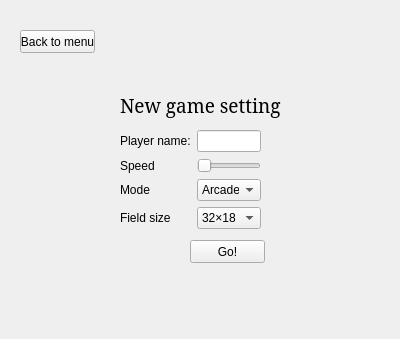
fostfox/snake_game, file code/wgt_pages/page_configuration.ui: the form before one commit.
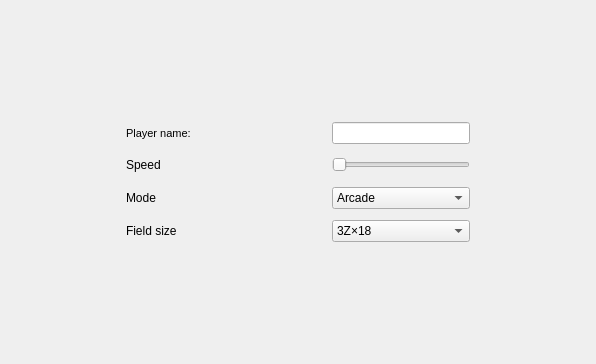
The form after the commit.

Commit message: Finished two pages.

```diff
--- a/code/wgt_pages/page_configuration.ui
+++ b/code/wgt_pages/page_configuration.ui
@@ -6,73 +6,174 @@
    <rect>
     <x>0</x>
     <y>0</y>
-    <width>400</width>
-    <height>339</height>
+    <width>596</width>
+    <height>364</height>
    </rect>
   </property>
   <property name="windowTitle">
    <string>Form</string>
   </property>
-  <widget class="QLabel" name="label">
-   <property name="geometry">
-    <rect>
-     <x>120</x>
-     <y>90</y>
-     <width>161</width>
-     <height>31</height>
-    </rect>
-   </property>
+  <property name="styleSheet">
+   <string notr="true"/>
+  </property>
+  <layout class="QGridLayout" name="gridLayout">
+   <item row="0" column="0">
+    <layout class="QVBoxLayout" name="verticalLayout_2" stretch="3,4,8,4,3">
+     <item>
+      <layout class="QHBoxLayout" name="horizontalLayout_6" stretch="2,7">
+       <item>
+        <widget class="QPushButton" name="pushButton_menu">
+         <property name="sizePolicy">
+          <sizepolicy hsizetype="Minimum" vsizetype="Minimum">
+           <horstretch>0</horstretch>
+           <verstretch>0</verstretch>
+          </sizepolicy>
+         </property>
+         <property name="iconSize">
+          <size>
+           <width>100</width>
+           <height>40</height>
+          </size>
+         </property>
+         <property name="flat">
+          <bool>true</bool>
+         </property>
+        </widget>
+       </item>
+       <item>
+        <spacer name="horizontalSpacer_5">
+         <property name="orientation">
+          <enum>Qt::Horizontal</enum>
+         </property>
+         <property name="sizeHint" stdset="0">
+          <size>
+           <width>40</width>
+           <height>20</height>
+          </size>
+         </property>
+        </spacer>
+       </item>
+      </layout>
+     </item>
+     <item>
+      <spacer name="verticalSpacer_2">
+       <property name="orientation">
+        <enum>Qt::Vertical</enum>
+       </property>
+       <property name="sizeHint" stdset="0">
+        <size>
+         <width>20</width>
+         <height>40</height>
+        </size>
+       </property>
+      </spacer>
+     </item>
+     <item>
+      <layout class="QHBoxLayout" name="horizontalLayout_7" stretch="1,3,1">
+       <item>
+        <spacer name="horizontalSpacer_8">
+         <property name="orientation">
+          <enum>Qt::Horizontal</enum>
+         </property>
+         <property name="sizeHint" stdset="0">
+          <size>
+           <width>40</width>
+           <height>20</height>
+          </size>
+         </property>
+        </spacer>
+       </item>
+       <item>
+        <layout class="QVBoxLayout" name="verticalLayout" stretch="3,1,3,1,3,1,3">
+         <property name="spacing">
+          <number>0</number>
+         </property>
+         <item>
+          <layout class="QHBoxLayout" name="horizontalLayout" stretch="2,1,2">
+           <item>
+            <widget class="QLabel" name="Player_name">
    <property name="font">
     <font>
-     <family>MS Serif</family>
-     <pointsize>14</pointsize>
-    </font>
-   </property>
-   <property name="text">
-    <string>New game settings</string>
-   </property>
-  </widget>
-  <widget class="QPushButton" name="pushButton_menu">
-   <property name="geometry">
-    <rect>
-     <x>20</x>
-     <y>30</y>
-     <width>75</width>
-     <height>23</height>
-    </rect>
-   </property>
-   <property name="text">
-    <string>Back to menu</string>
-   </property>
-  </widget>
-  <widget class="QWidget" name="formLayoutWidget">
-   <property name="geometry">
-    <rect>
-     <x>120</x>
-     <y>130</y>
-     <width>141</width>
-     <height>102</height>
-    </rect>
-   </property>
-   <layout class="QFormLayout" name="formLayout">
-    <item row="0" column="0">
-     <widget class="QLabel" name="label_2">
+               <pointsize>8</pointsize>
+              </font>
+             </property>
+             <property name="frameShape">
+              <enum>QFrame::NoFrame</enum>
+             </property>
+             <property name="lineWidth">
+              <number>1</number>
+             </property>
+             <property name="midLineWidth">
+              <number>0</number>
+             </property>
       <property name="text">
        <string>Player name:</string>
       </property>
-     </widget>
-    </item>
-    <item row="0" column="1">
+             <property name="textFormat">
+              <enum>Qt::AutoText</enum>
+             </property>
+             <property name="scaledContents">
+              <bool>false</bool>
+             </property>
+             <property name="indent">
+              <number>-1</number>
+             </property>
+            </widget>
+           </item>
+           <item>
+            <spacer name="horizontalSpacer">
+             <property name="orientation">
+              <enum>Qt::Horizontal</enum>
+             </property>
+             <property name="sizeHint" stdset="0">
+              <size>
+               <width>40</width>
+               <height>20</height>
+              </size>
+             </property>
+            </spacer>
+           </item>
+           <item>
      <widget class="QLineEdit" name="lineEdit_playerName"/>
     </item>
-    <item row="1" column="0">
-     <widget class="QLabel" name="label_3">
+          </layout>
+         </item>
+         <item>
+          <spacer name="verticalSpacer_3">
+           <property name="orientation">
+            <enum>Qt::Vertical</enum>
+           </property>
+           <property name="sizeHint" stdset="0">
+            <size>
+             <width>20</width>
+             <height>40</height>
+            </size>
+           </property>
+          </spacer>
+         </item>
+         <item>
+          <layout class="QHBoxLayout" name="horizontalLayout_2" stretch="2,1,2">
+           <item>
+            <widget class="QLabel" name="Speed">
       <property name="text">
        <string>Speed</string>
       </property>
      </widget>
     </item>
-    <item row="1" column="1">
+           <item>
+            <spacer name="horizontalSpacer_2">
+             <property name="orientation">
+              <enum>Qt::Horizontal</enum>
+             </property>
+             <property name="sizeHint" stdset="0">
+              <size>
+               <width>40</width>
+               <height>20</height>
+              </size>
+             </property>
+            </spacer>
+           </item>
+           <item>
      <widget class="QSlider" name="hSlider_speed">
       <property name="minimum">
        <number>6</number>
@@ -88,15 +189,51 @@
       </property>
      </widget>
     </item>
-    <item row="2" column="0">
-     <widget class="QLabel" name="label_5">
+          </layout>
+         </item>
+         <item>
+          <spacer name="verticalSpacer_4">
+           <property name="orientation">
+            <enum>Qt::Vertical</enum>
+           </property>
+           <property name="sizeHint" stdset="0">
+            <size>
+             <width>20</width>
+             <height>40</height>
+            </size>
+           </property>
+          </spacer>
+         </item>
+         <item>
+          <layout class="QHBoxLayout" name="horizontalLayout_3" stretch="2,1,2">
+           <item>
+            <widget class="QLabel" name="Mode">
       <property name="text">
        <string>Mode</string>
       </property>
      </widget>
     </item>
-    <item row="2" column="1">
+           <item>
+            <spacer name="horizontalSpacer_3">
+             <property name="orientation">
+              <enum>Qt::Horizontal</enum>
+             </property>
+             <property name="sizeHint" stdset="0">
+              <size>
+               <width>40</width>
+               <height>20</height>
+              </size>
+             </property>
+            </spacer>
+           </item>
+           <item>
      <widget class="QComboBox" name="comboBox_gameMode">
+             <property name="sizePolicy">
+              <sizepolicy hsizetype="Preferred" vsizetype="Fixed">
+               <horstretch>0</horstretch>
+               <verstretch>0</verstretch>
+              </sizepolicy>
+             </property>
       <item>
        <property name="text">
         <string>Arcade</string>
@@ -109,18 +246,54 @@
       </item>
      </widget>
     </item>
-    <item row="3" column="0">
-     <widget class="QLabel" name="label_4">
+          </layout>
+         </item>
+         <item>
+          <spacer name="verticalSpacer_5">
+           <property name="orientation">
+            <enum>Qt::Vertical</enum>
+           </property>
+           <property name="sizeHint" stdset="0">
+            <size>
+             <width>20</width>
+             <height>40</height>
+            </size>
+           </property>
+          </spacer>
+         </item>
+         <item>
+          <layout class="QHBoxLayout" name="horizontalLayout_4" stretch="2,1,2">
+           <item>
+            <widget class="QLabel" name="Field_Size">
       <property name="text">
        <string>Field size</string>
       </property>
      </widget>
     </item>
-    <item row="3" column="1">
+           <item>
+            <spacer name="horizontalSpacer_4">
+             <property name="orientation">
+              <enum>Qt::Horizontal</enum>
+             </property>
+             <property name="sizeHint" stdset="0">
+              <size>
+               <width>40</width>
+               <height>20</height>
+              </size>
+             </property>
+            </spacer>
+           </item>
+           <item>
      <widget class="QComboBox" name="comboBox_fieldSize">
+             <property name="sizePolicy">
+              <sizepolicy hsizetype="Preferred" vsizetype="Fixed">
+               <horstretch>0</horstretch>
+               <verstretch>0</verstretch>
+              </sizepolicy>
+             </property>
       <item>
        <property name="text">
-        <string>32×18</string>
+               <string>3Z×18</string>
        </property>
       </item>
       <item>
@@ -136,20 +309,89 @@
      </widget>
     </item>
    </layout>
-  </widget>
+         </item>
+        </layout>
+       </item>
+       <item>
+        <spacer name="horizontalSpacer_9">
+         <property name="orientation">
+          <enum>Qt::Horizontal</enum>
+         </property>
+         <property name="sizeHint" stdset="0">
+          <size>
+           <width>40</width>
+           <height>20</height>
+          </size>
+         </property>
+        </spacer>
+       </item>
+      </layout>
+     </item>
+     <item>
+      <spacer name="verticalSpacer">
+       <property name="orientation">
+        <enum>Qt::Vertical</enum>
+       </property>
+       <property name="sizeHint" stdset="0">
+        <size>
+         <width>20</width>
+         <height>40</height>
+        </size>
+       </property>
+      </spacer>
+     </item>
+     <item>
+      <layout class="QHBoxLayout" name="horizontalLayout_5" stretch="10,6,10">
+       <item>
+        <spacer name="horizontalSpacer_6">
+         <property name="orientation">
+          <enum>Qt::Horizontal</enum>
+         </property>
+         <property name="sizeHint" stdset="0">
+          <size>
+           <width>40</width>
+           <height>20</height>
+          </size>
+         </property>
+        </spacer>
+       </item>
+       <item>
   <widget class="QPushButton" name="pushButton_startGame">
-   <property name="geometry">
-    <rect>
-     <x>190</x>
-     <y>240</y>
-     <width>75</width>
-     <height>23</height>
-    </rect>
-   </property>
-   <property name="text">
-    <string>Go!</string>
-   </property>
-  </widget>
+         <property name="sizePolicy">
+          <sizepolicy hsizetype="Minimum" vsizetype="Minimum">
+           <horstretch>0</horstretch>
+           <verstretch>0</verstretch>
+          </sizepolicy>
+         </property>
+         <property name="iconSize">
+          <size>
+           <width>100</width>
+           <height>40</height>
+          </size>
+         </property>
+         <property name="flat">
+          <bool>true</bool>
+         </property>
+        </widget>
+       </item>
+       <item>
+        <spacer name="horizontalSpacer_7">
+         <property name="orientation">
+          <enum>Qt::Horizontal</enum>
+         </property>
+         <property name="sizeHint" stdset="0">
+          <size>
+           <width>40</width>
+           <height>20</height>
+          </size>
+         </property>
+        </spacer>
+       </item>
+      </layout>
+     </item>
+    </layout>
+   </item>
+  </layout>
  </widget>
  <resources/>
  <connections/>
```
Left out of the diff: 2 changed lines with no effect on the pictures. Lines whose indentation alone changed are shown as unchanged. The commit also changes 102 other files.
